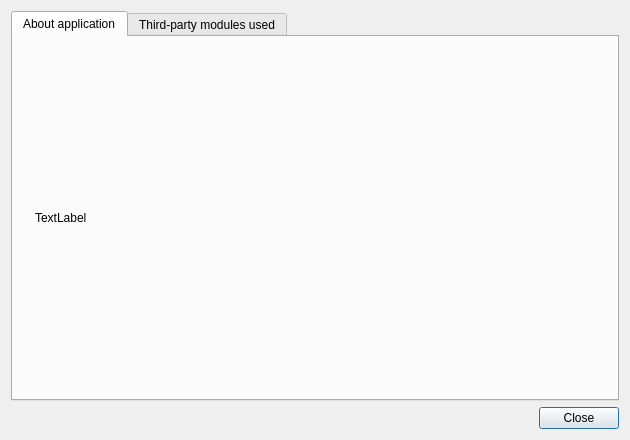
Above: src/dialog_about.ui from gyunaev/spivak before the change. Below: the same form after it.
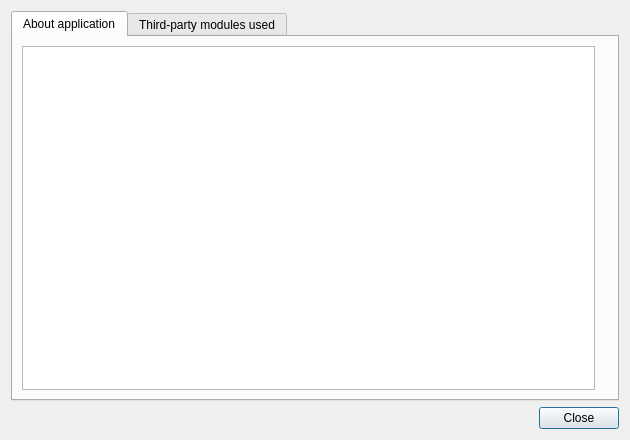
That is the form after the change. Icons and pictures are not drawn.

Commit message: Switched about UI to QTextBrowser to avoid launching multiple email clients when the e-mail link is clicked.

```diff
--- a/src/dialog_about.ui
+++ b/src/dialog_about.ui
@@ -24,6 +24,13 @@
        <string>About application</string>
       </attribute>
       <layout class="QHBoxLayout" name="horizontalLayout">
+       <item>
+        <widget class="QTextBrowser" name="labelAbout">
+         <property name="openExternalLinks">
+          <bool>true</bool>
+         </property>
+        </widget>
+       </item>
        <item>
         <widget class="QLabel" name="label_2">
          <property name="sizePolicy">
@@ -43,25 +50,6 @@
          </property>
         </widget>
        </item>
-       <item>
-        <widget class="QLabel" name="labelAbout">
-         <property name="sizePolicy">
-          <sizepolicy hsizetype="Preferred" vsizetype="Preferred">
-           <horstretch>2</horstretch>
-           <verstretch>2</verstretch>
-          </sizepolicy>
-         </property>
-         <property name="text">
-          <string>TextLabel</string>
-         </property>
-         <property name="wordWrap">
-          <bool>true</bool>
-         </property>
-         <property name="openExternalLinks">
-          <bool>true</bool>
-         </property>
-        </widget>
-       </item>
       </layout>
      </widget>
      <widget class="QWidget" name="tab3rdparty">
```
